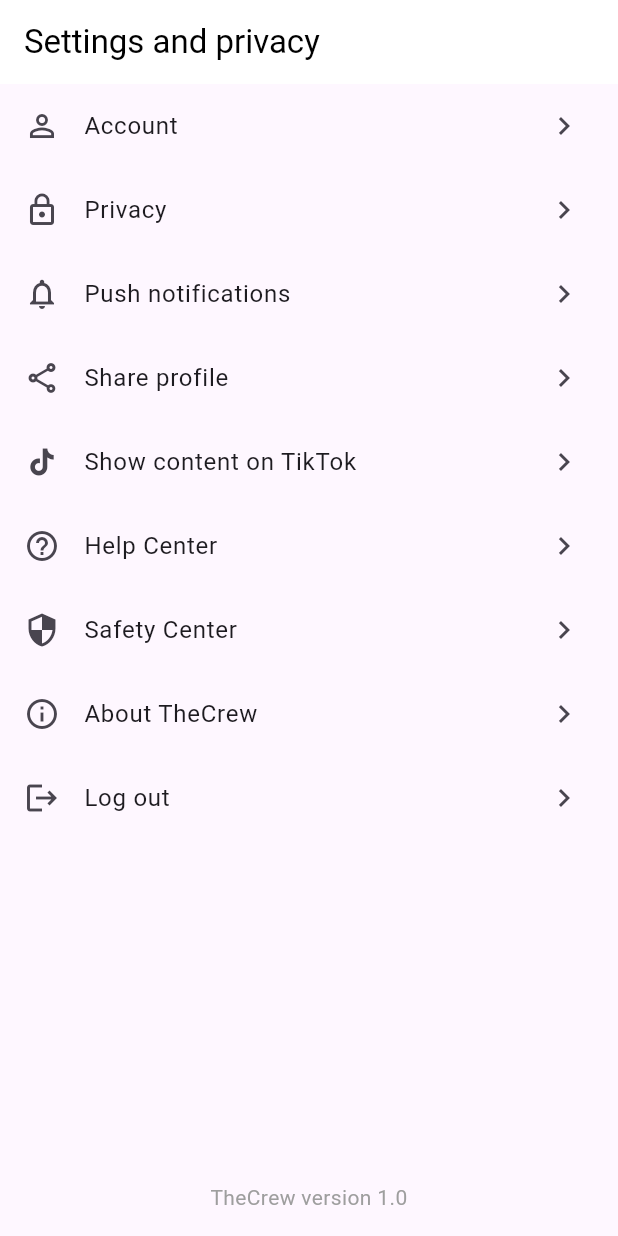
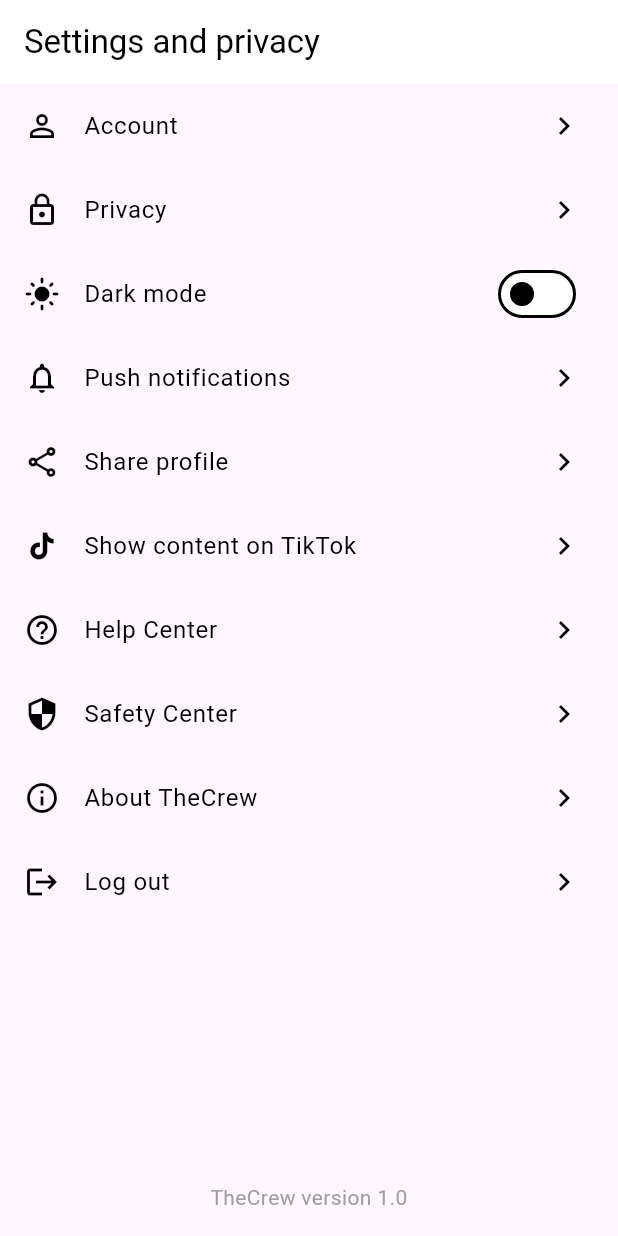
Before and after one commit to NYElias21/TheCrewFlutter2025, a Flutter app: the screen it shows once a user with an empty profile is signed in, item 5 of the bottom bar chosen, after a tap on the "settings" icon, on a phone screen of 412 x 824 dp. Run offline on Flutter 3.47's test engine with Material 3 defaults, Android fonts, the light colour scheme and no system bars; our stand-ins replace carousel_slider, cloud_firestore, firebase_auth, firebase_core, firebase_storage, google_maps_flutter and 2 more; missing offline and left inert: google_place, photo_manager; accounts and stored records are empty; network calls fail.

Commit message:
dark mode v1

```diff
--- a/lib/main.dart
+++ b/lib/main.dart
@@ -1,12 +1,14 @@
 import 'package:flutter/material.dart';
 import 'package:firebase_core/firebase_core.dart';
 import 'package:firebase_auth/firebase_auth.dart';
+import 'package:provider/provider.dart';
 import 'firebase_options.dart';
 import 'onboarding_screen.dart';
 import 'home_page.dart';
 import 'settings_page.dart';
 import 'auth_pages.dart';
 import 'chat_page.dart';
+import 'theme_provider.dart';
 
 void main() async {
   WidgetsFlutterBinding.ensureInitialized();
@@ -17,13 +19,39 @@
 }
 
 class MyApp extends StatelessWidget {
+  final ThemeProvider themeProvider = ThemeProvider();
+
   @override
   Widget build(BuildContext context) {
+    return ChangeNotifierProvider.value(
+      value: themeProvider,
+      child: Consumer<ThemeProvider>(
+        builder: (context, themeProvider, child) {
           return MaterialApp(
             title: 'The Crew App',
-      theme: ThemeData(
-        primarySwatch: Colors.blue,
+            theme: ThemeData.light().copyWith(
+              colorScheme: ColorScheme.light(
+                primary: Colors.blue,
+                secondary: Colors.blueAccent,
               ),
+              appBarTheme: AppBarTheme(
+                backgroundColor: Colors.white,
+                foregroundColor: Colors.black,
+                elevation: 0,
+              ),
+            ),
+            darkTheme: ThemeData.dark().copyWith(
+              colorScheme: ColorScheme.dark(
+                primary: Colors.blue,
+                secondary: Colors.blueAccent,
+              ),
+              appBarTheme: AppBarTheme(
+                backgroundColor: Color(0xFF1E1E1E),
+                foregroundColor: Colors.white,
+                elevation: 0,
+              ),
+            ),
+            themeMode: themeProvider.isDarkMode ? ThemeMode.dark : ThemeMode.light,
             initialRoute: '/',
             routes: {
               '/': (context) => _handleAuth(),
@@ -36,6 +64,9 @@
                 chatAvatar: 'https://example.com/default_avatar.png',
               ),
             },
+          );
+        },
+      ),
     );
   }
 
--- a/lib/settings_page.dart
+++ b/lib/settings_page.dart
@@ -1,21 +1,24 @@
 import 'package:flutter/material.dart';
 import 'package:firebase_auth/firebase_auth.dart';
+import 'package:provider/provider.dart';
+import 'theme_provider.dart';
 
 class SettingsPage extends StatelessWidget {
   @override
   Widget build(BuildContext context) {
+    final themeProvider = Provider.of<ThemeProvider>(context);
+
     return Scaffold(
       appBar: AppBar(
-           automaticallyImplyLeading: false,
+        automaticallyImplyLeading: false,
         title: Text('Settings and privacy'),
-        backgroundColor: Colors.white,
-        foregroundColor: Colors.black,
         elevation: 0,
       ),
       body: ListView(
         children: [
           _buildListTile(context, 'Account', Icons.person_outline),
           _buildListTile(context, 'Privacy', Icons.lock_outline),
+          _buildThemeToggle(context, themeProvider),
           _buildListTile(context, 'Push notifications', Icons.notifications_none),
           _buildListTile(context, 'Share profile', Icons.share_outlined),
           _buildListTile(context, 'Show content on TikTok', Icons.tiktok),
@@ -44,6 +47,19 @@
     );
   }
 
+  Widget _buildThemeToggle(BuildContext context, ThemeProvider themeProvider) {
+    return ListTile(
+      leading: Icon(themeProvider.isDarkMode ? Icons.dark_mode : Icons.light_mode),
+      title: Text('Dark mode'),
+      trailing: Switch(
+        value: themeProvider.isDarkMode,
+        onChanged: (bool value) {
+          themeProvider.toggleTheme();
+        },
+      ),
+    );
+  }
+
   Widget _buildListTile(BuildContext context, String title, IconData icon, {VoidCallback? onTap}) {
     return ListTile(
       leading: Icon(icon),
--- /dev/null
+++ b/lib/theme_provider.dart
@@ -0,0 +1,24 @@
+import 'package:flutter/material.dart';
+import 'package:shared_preferences/shared_preferences.dart';
+
+class ThemeProvider extends ChangeNotifier {
+  bool _isDarkMode = false;
+  bool get isDarkMode => _isDarkMode;
+
+  ThemeProvider() {
+    _loadTheme();
+  }
+
+  Future<void> _loadTheme() async {
+    final prefs = await SharedPreferences.getInstance();
+    _isDarkMode = prefs.getBool('isDarkMode') ?? false;
+    notifyListeners();
+  }
+
+  Future<void> toggleTheme() async {
+    _isDarkMode = !_isDarkMode;
+    final prefs = await SharedPreferences.getInstance();
+    await prefs.setBool('isDarkMode', _isDarkMode);
+    notifyListeners();
+  }
+}
--- a/pubspec.yaml
+++ b/pubspec.yaml
@@ -27,6 +27,7 @@
   photo_manager: ^3.0.0-dev.1
   # share_plus: ^4.0.4
   url_launcher: ^6.1.14
+  shared_preferences: ^2.2.2
 
 dev_dependencies:
   flutter_test:
```
Also changed, not shown: pubspec.lock, 3 other files. Lines whose indentation alone changed are shown as unchanged.
